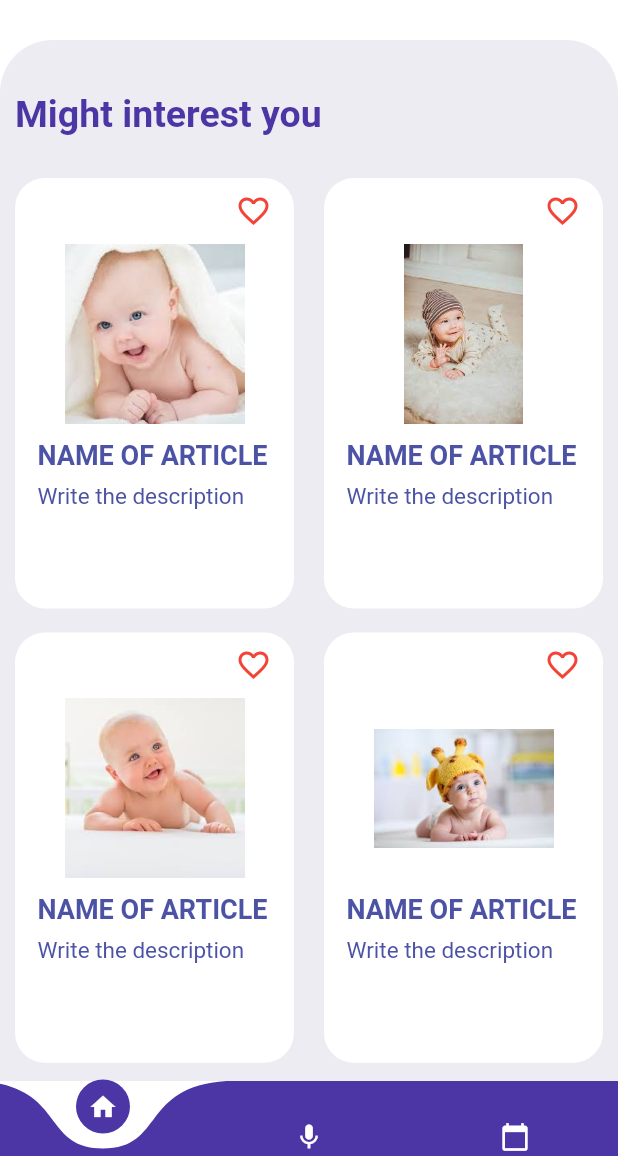
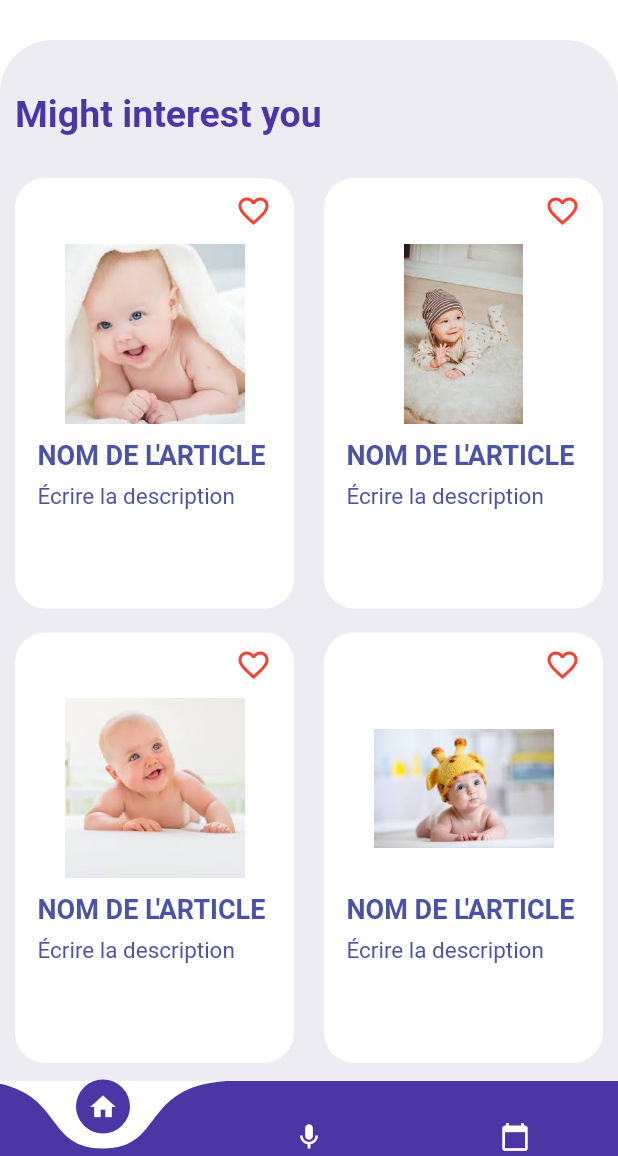
Before and after one commit to Danger-And-Need-Detection-Application/BabyTalks, a Flutter app: the screen it shows after launch, on a phone screen of 412 x 824 dp, the part 80-1236 px from its top. Run offline on Flutter 3.47's test engine with Material 2 defaults, Android fonts, the light colour scheme and no system bars; drawn by our look-alikes of curved_navigation_bar; our stand-ins replace table_calendar; missing offline and left inert: clippy_flutter.

Commit message:
add comments

```diff
--- a/lib/main.dart
+++ b/lib/main.dart
@@ -1,9 +1,10 @@
 import 'package:flutter/material.dart';
+
+// Import des pages de l'application
 import 'package:babytalk/pages/Homepage.dart';
 import 'package:babytalk/pages/ItemPage.dart';
 import 'package:babytalk/pages/RecordPage.dart';
 import 'package:babytalk/pages/CalenderPage.dart';
-
 
 void main() => runApp(MyApp());
 
@@ -17,15 +18,19 @@ class _MyAppState extends State<MyApp> {
   Widget build(BuildContext context){
     return MaterialApp(
         debugShowCheckedModeBanner: false,
+
+        // Définition du thème global de l'application
         theme: ThemeData(
           scaffoldBackgroundColor : Colors.white ,
         ),
+
+        // Définition des routes de l'application
         routes : {
-          "/" : (context) => HomePage(),
-          "homepage" : (context) => HomePage(),
-          "itemPage" : (context) => ItemPage(),
-          "recordpage" : (context) => RecordPage(),
-          "calenderpage" : (context) => CalenderPage(),
+          "/" : (context) => HomePage(), // Page d'accueil de l'application
+          "homepage" : (context) => HomePage(), // Page d'accueil de l'application (alternative)
+          "itemPage" : (context) => ItemPage(), // Page d'affichage d'un élément
+          "recordpage" : (context) => RecordPage(), // Page d'enregistrement d'un élément
+          "calenderpage" : (context) => CalenderPage(), // Page de calendrier
         }
     );
   }
--- a/lib/widgets/ItemsWeidget.dart
+++ b/lib/widgets/ItemsWeidget.dart
@@ -5,7 +5,7 @@ class ItemsWeidget extends StatelessWidget {
   Widget build(BuildContext context) {
     return GridView.count(
       childAspectRatio: 0.68,
-      // Display the scroll functionnality of gridview
+      // Empêche le GridView de défiler
       physics: const NeverScrollableScrollPhysics(),
       crossAxisCount: 2,
       shrinkWrap: true,
@@ -23,6 +23,7 @@ class ItemsWeidget extends StatelessWidget {
               Row(
                 mainAxisAlignment: MainAxisAlignment.end,
                 children: const [
+                  // Ajoute l'icône de favori
                   Icon(
                     Icons.favorite_border,
                     color: Colors.red,
@@ -31,11 +32,13 @@ class ItemsWeidget extends StatelessWidget {
               ),
               InkWell(
                 onTap: () {
+                  // Navigue vers la page de l'article
                   Navigator.pushNamed(context, "itemPage");
                 },
                 child: Container(
                   margin: const EdgeInsets.all(10),
                   child: Image(
+                    // Affiche l'image de l'article en fonction de son numéro
                     image: AssetImage('assets/images/$i.jpg'),
                     height: 120,
                     width: 120,
@@ -46,7 +49,8 @@ class ItemsWeidget extends StatelessWidget {
                 padding: EdgeInsets.only(bottom: 8),
                 alignment: Alignment.centerLeft,
                 child: const Text(
-                  "NAME OF ARTICLE",
+                  // Affiche le nom de l'article
+                  "NOM DE L'ARTICLE",
                   style: TextStyle(
                     fontSize: 18,
                     color: Color(0xFF4C53A5),
@@ -57,7 +61,8 @@ class ItemsWeidget extends StatelessWidget {
               Container(
                 alignment: Alignment.centerLeft,
                 child: const Text(
-                  "Write the description",
+                  // Affiche la description de l'article
+                  "Écrire la description",
                   style: TextStyle(
                     fontSize: 15,
                     color: Color(0xFF4C53A5),
```
Also changed, not shown: lib/home.dart (+14 -7 lines).
